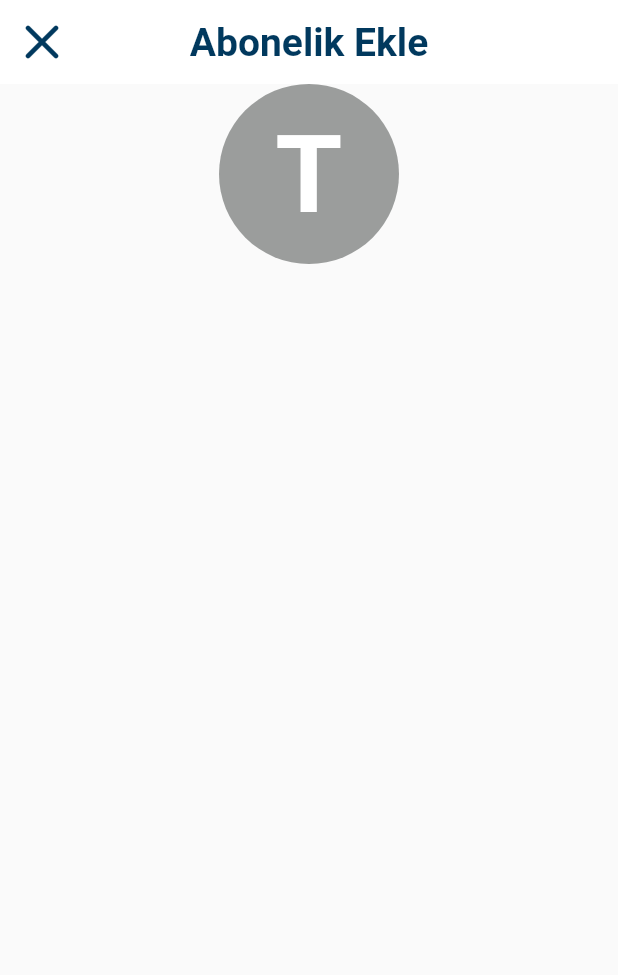
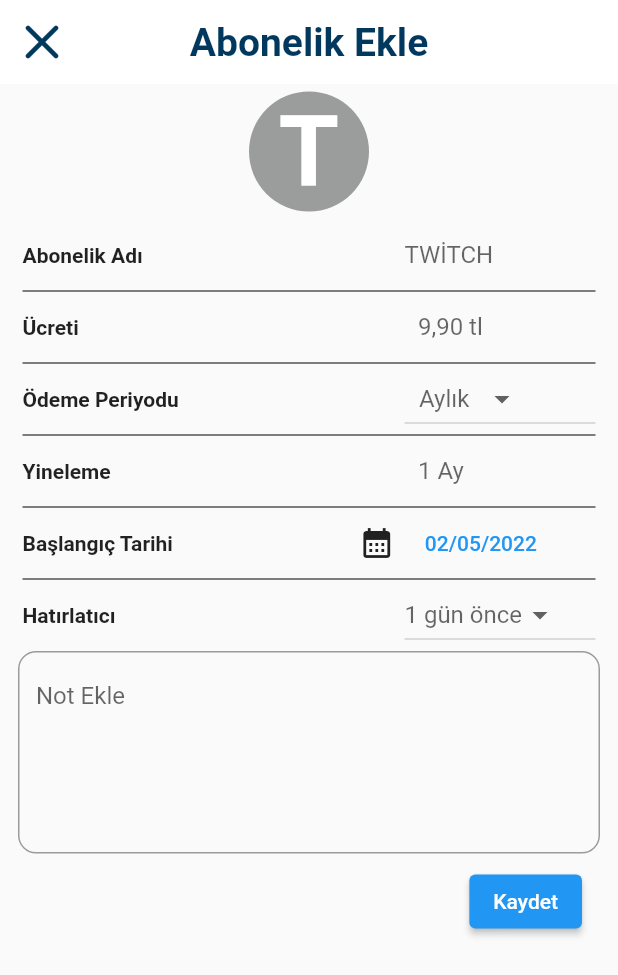
Before and after one commit to tugcekeskin/Takim13-Bootcamp, a Flutter app: the screen it shows after launch, after a tap on "Yeni Abonelik Ekle", on a phone screen of 412 x 824 dp. Shown: the top 975 px of the screen. Run offline on Flutter 3.47's test engine with Material 2 defaults, Android fonts, the phone set to English and light mode, and no system bars; our stand-ins replace flutter_svg.

Commit message:
abonelikler son sayfa eklendi

```diff
--- a/lib/abonelikEklemeFormu/abonelik_form.dart
+++ b/lib/abonelikEklemeFormu/abonelik_form.dart
@@ -16,17 +16,22 @@
   Widget build(BuildContext context) {
     return Scaffold(
       appBar: buildAppBar(),
-      body: SingleChildScrollView(
+      body: Menu(),
+    );
+  }
+
+  SingleChildScrollView Menu() {
+    return SingleChildScrollView(
       scrollDirection: Axis.vertical,
-        child: Padding(
-          padding: const EdgeInsets.only(bottom: 40),
       child: Column(
-            children: <Widget>[
+        children: [
           Container(
             alignment: Alignment.center,
+            child: Padding(
+              padding: const EdgeInsets.symmetric(vertical: 5),
               child: Container(
-                    height: 120,
-                    width: 120,
+                  height: 80,
+                  width: 80,
                   decoration:
                   const BoxDecoration(
                     color: Color(0xFF9B9D9C),
@@ -36,15 +41,88 @@
                 child:
                 const Text('T',
                   style: TextStyle(
-                      fontSize: 72.0,
+                    fontSize: 65.0,
                     fontWeight: FontWeight.bold,
                     color: Color(0xFFFFFFFF)),
                 ),
           ),
             ),
+          ),
+          Padding(
+            padding: const EdgeInsets.symmetric(horizontal: 15),
+            child: Item(),
+          ),
+          AllDivider(),
+           MoneyArea(),
+        AllDivider(),
+        Padding(
+          padding: const EdgeInsets.symmetric(horizontal: 15),
+          child: DropdownArea(),
+        ),
+        AllDivider(),
+
+        SubscriptionTime(),
+        AllDivider(),
+        SubscriptionDate(),
+        AllDivider(),
+        SubscriptionRemember(),
+        NoteArea(),
+
         ],
       ),
+    );
+  }
+
+  Padding SubscriptionRemember() {
+    return Padding(
+          padding: const EdgeInsets.symmetric(horizontal: 15),
+             child: Row(
+                children: [
+                  Expanded(flex: 2, child: Text('Hatırlatıcı',style: TextStyle(fontWeight: FontWeight.bold),)),
+                  Expanded( flex: 1, child: DropdownButton<String>(alignment: Alignment.center,
+                items: [
+             DropdownMenuItem<String>(child: Text('haftalık'),value: 'dsd',),
+             DropdownMenuItem<String>(child: Text('aylık'),value: 'gtrg',),
+             DropdownMenuItem<String>(child: Text('yıllık'),value: 'kuj',),
+      ], onChanged: (String ){
+
+          },hint: Text('1 gün önce'),
+            value: null,) ),
+          ],
            ),
+         );
+  }
+
+  Padding SubscriptionTime() {
+    return Padding(
+       padding: const EdgeInsets.symmetric(horizontal: 15),
+      child: Row(
+       children: [
+        Expanded(flex: 2, child: Text('Yineleme',style: TextStyle(fontWeight: FontWeight.bold),)),
+        Expanded(flex: 1, child: TextField(
+           decoration: InputDecoration(
+           hintText: '1 Ay',
+          border: InputBorder.none,contentPadding: EdgeInsets.symmetric(horizontal: 9)
+        ),
+       )),
+         ],
+      ),
+        );
+  }
+
+  Padding MoneyArea() {
+    return Padding(
+         padding: const EdgeInsets.symmetric(horizontal: 15),
+         child: Row(
+     children: [
+     Expanded(flex: 2, child: Text('Ücreti',style: TextStyle(fontWeight: FontWeight.bold),)),
+     Expanded(flex: 1, child: TextField(
+          decoration: InputDecoration(
+               hintText: '9,90 tl',
+               border: InputBorder.none,contentPadding: EdgeInsets.symmetric(horizontal: 9)
+        ),
+      )),
+      ],
       ),
         );
   }
@@ -74,3 +152,116 @@
     );
   }
 }
+
+class SubscriptionDate extends StatelessWidget {
+  const SubscriptionDate({
+    Key? key,
+  }) : super(key: key);
+
+  @override
+  Widget build(BuildContext context) {
+    return Padding(
+       padding: const EdgeInsets.symmetric(horizontal: 15),
+       child: Row(
+      children: [
+        Expanded(flex: 5, child: Text('Başlangıç Tarihi',style: TextStyle(fontWeight: FontWeight.bold),)),
+        Expanded(flex: 4, child: Row(
+           children: [
+              IconButton(onPressed: (){}, icon: Icon(Icons.calendar_month)),
+              TextButton(onPressed: (){}, child: Text('02/05/2022'))
+           ],
+           )),
+         ],
+          ),
+          );
+  }
+}
+
+class Item extends StatelessWidget {
+  const Item({
+    Key? key,
+  }) : super(key: key);
+
+  @override
+  Widget build(BuildContext context) {
+    return Row(
+      children: [
+        Expanded(flex: 2, child: Text('Abonelik Adı',style: TextStyle(fontWeight: FontWeight.bold),)),
+        Expanded(flex: 1, child: TextField(
+          decoration: InputDecoration(
+            hintText: 'TWİTCH',
+            border: InputBorder.none,
+
+          ),
+        )),
+      ],
+    );
+  }
+}
+
+
+class AllDivider extends StatelessWidget {
+  const AllDivider({
+    Key? key,
+  }) : super(key: key);
+
+  @override
+  Widget build(BuildContext context) {
+    return Padding(
+      padding: const EdgeInsets.symmetric(horizontal: 15),
+      child: Divider(height: 0, color: Colors.black,),
+    );
+  }
+}
+
+class DropdownArea extends StatelessWidget {
+
+   DropdownArea({
+    Key? key,
+  }) : super(key: key);
+
+  @override
+  Widget build(BuildContext context) {
+    return Row(
+      children: [
+        Expanded(flex: 2, child: Text('Ödeme Periyodu',style: TextStyle(fontWeight: FontWeight.bold),)),
+        Expanded(
+          flex: 1, child: DropdownButton<String>(
+            alignment: Alignment.center,
+            items: [
+             DropdownMenuItem<String>(child: Text('haftalık'),value: 'dsd',),
+             DropdownMenuItem<String>(child: Text('aylık'),value: 'gtrg',),
+             DropdownMenuItem<String>(child: Text('yıllık'),value: 'kuj',),
+          ], onChanged: (String ){
+
+          },hint: Text('Aylık'),value: null,) ),
+      ],
+    );
+  }
+}
+
+
+class NoteArea extends StatelessWidget {
+  const NoteArea({
+    Key? key,
+  }) : super(key: key);
+
+  @override
+  Widget build(BuildContext context) {
+    return Padding(
+      padding: const EdgeInsets.symmetric(horizontal: 12),
+      child: TextFormField(
+        minLines: 5,
+        maxLines: 5,
+        keyboardType: TextInputType.multiline,
+        decoration: InputDecoration(
+          counter: ElevatedButton(onPressed: (){}, child: Text('Kaydet')),
+          hintText: 'Not Ekle',
+          border: OutlineInputBorder(
+            borderRadius: BorderRadius.all(Radius.circular(12))
+          )
+        ),
+      ),
+    );
+  }
+}
```
Also changed, not shown: 1 other file. Lines whose indentation alone changed are shown as unchanged.
